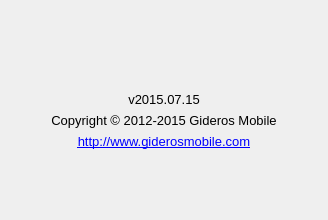
The window that ui/aboutdialog.ui (gideros/gideros) describes before a commit, drawn with Qt 5.
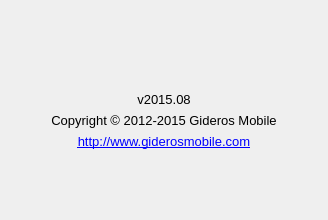
The same window after the commit. Icons and pictures are not drawn.

```diff
--- a/ui/aboutdialog.ui
+++ b/ui/aboutdialog.ui
@@ -70,7 +70,7 @@
           </font>
          </property>
          <property name="text">
-          <string>v2015.07.15</string>
+          <string>v2015.08</string>
          </property>
          <property name="alignment">
           <set>Qt::AlignCenter</set>
```
